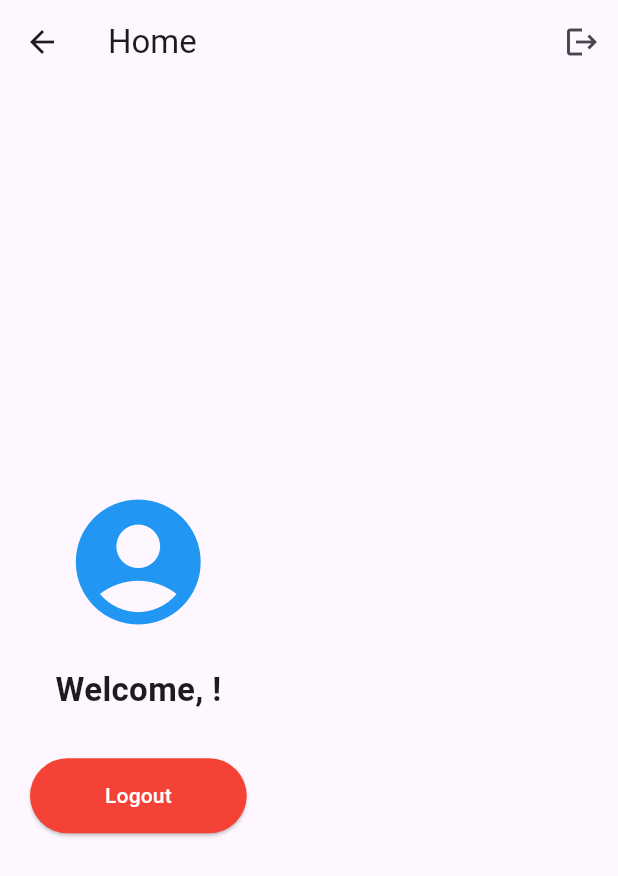
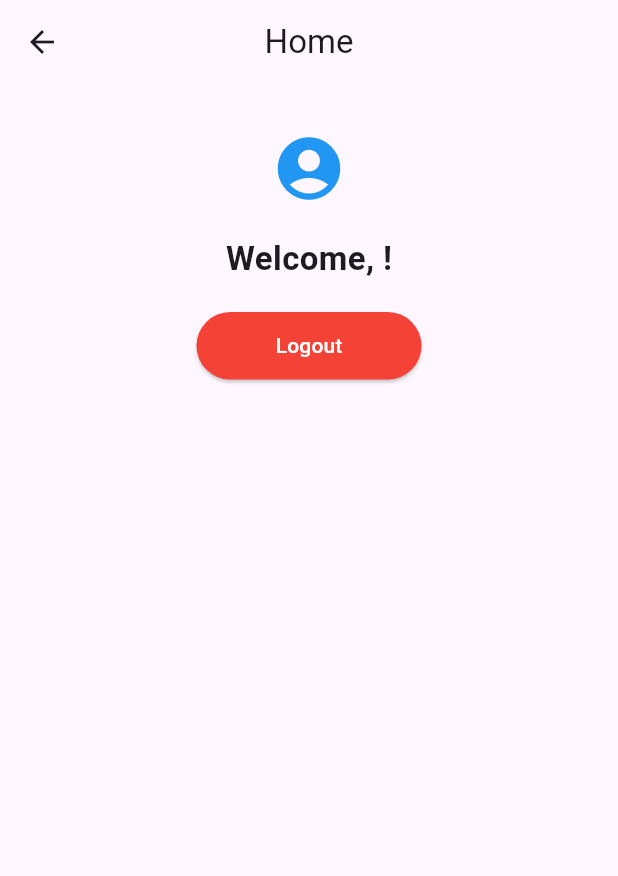
Before and after one commit to melihalkbk/flutter_guidance, a Flutter app: the HomePage screen opened by its route, on a phone screen of 412 x 824 dp. Shown: the top 876 px of the screen. Run offline on Flutter 3.47's test engine with Material 3 defaults, Android fonts, the phone set to English and light mode, and no system bars; our stand-ins replace firebase_auth, firebase_core, google_sign_in; missing offline and left inert: flutter_facebook_auth; accounts and stored records are empty.

Commit message:
update:home page view

```diff
--- a/login_app/lib/pages/home_page.dart
+++ b/login_app/lib/pages/home_page.dart
@@ -10,35 +10,38 @@ class HomePage extends StatelessWidget {
   @override
   Widget build(BuildContext context) {
     final user = FirebaseAuth.instance.currentUser;
-    final userName = user?.displayName ?? user?.email ?? "Guest";
+    final String displayName = user?.displayName ?? "Guest";
 
     return Scaffold(
-      appBar: AppBar(
-        title: const Text("Home"),
-        actions: [
-          IconButton(
-            icon: const Icon(Icons.logout),
-            onPressed: () async {
-              await _authService.signOut();
-              Navigator.pushReplacementNamed(context, "/login");
-            },
+      appBar: AppBar(title: const Text("Home"), centerTitle: true),
+      body: Padding(
+        padding: const EdgeInsets.all(1.0),
+        child: Column(
+          crossAxisAlignment: CrossAxisAlignment.start,
+          children: [
+            const SizedBox(height: 30),
+            Center(
+              child: Column(
+                mainAxisSize: MainAxisSize.min,
+                children: [
+                  const Icon(
+                    Icons.account_circle,
+                    size: 50,
+                    color: Colors.blue,
                   ),
-        ],
-      ),
-      body: Padding(
-        padding: const EdgeInsets.all(20.0),
-        child: Column(
-          mainAxisAlignment: MainAxisAlignment.center,
-          crossAxisAlignment: CrossAxisAlignment.center,
-          children: [
-            const Icon(Icons.account_circle, size: 100, color: Colors.blue),
                   const SizedBox(height: 20),
                   Text(
-              "Welcome, $userName!",
-              style: const TextStyle(fontSize: 22, fontWeight: FontWeight.bold),
+                    "Welcome, $displayName!",
+                    style: const TextStyle(
+                      fontSize: 22,
+                      fontWeight: FontWeight.bold,
                     ),
-            const SizedBox(height: 30),
-            ElevatedButton(
+                  ),
+                  const SizedBox(height: 20),
+                  SizedBox(
+                    width: 150,
+                    height: 45,
+                    child: ElevatedButton(
                       onPressed: () async {
                         await _authService.signOut();
                         Navigator.pushReplacementNamed(context, "/login");
@@ -46,12 +49,15 @@ class HomePage extends StatelessWidget {
                       style: ElevatedButton.styleFrom(
                         backgroundColor: Colors.red,
                         foregroundColor: Colors.white,
-                padding: const EdgeInsets.symmetric(
-                  horizontal: 50,
-                  vertical: 15,
+                        shape: RoundedRectangleBorder(
+                          borderRadius: BorderRadius.circular(30),
                         ),
                       ),
                       child: const Text("Logout"),
+                    ),
+                  ),
+                ],
+              ),
             ),
           ],
         ),
```
Lines whose indentation alone changed are shown as unchanged.
